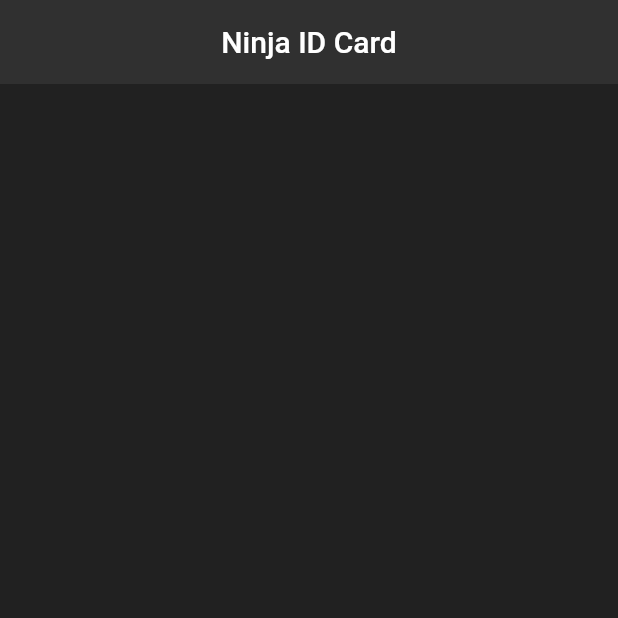
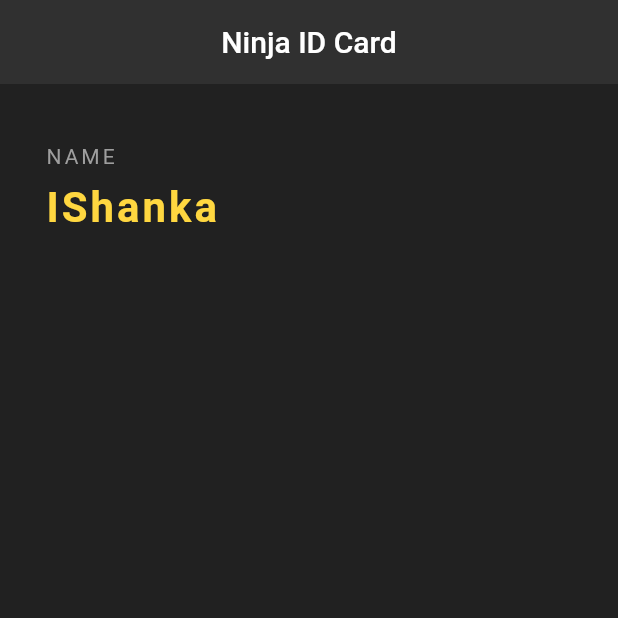
Before and after one commit to Lakshan555/Ninja, a Flutter app: the screen it shows after launch, on a phone screen of 412 x 824 dp, the top half of it. Run offline on Flutter 3.47's test engine with Material 2 defaults, Android fonts, the phone set to English and light mode, and no system bars.

Commit message:
add body(Add TEXT,SizedBox)

```diff
--- a/lib/main.dart
+++ b/lib/main.dart
@@ -1,3 +1,4 @@
+import 'package:flutter/cupertino.dart';
 import 'package:flutter/material.dart';
 
 void main() =>runApp(MaterialApp(
@@ -12,6 +13,7 @@ class NinjaCard extends StatelessWidget {
 
     return Scaffold(
       backgroundColor:Colors.grey[900],
+
       appBar: AppBar(
         title: Text('Ninja ID Card'),
         centerTitle: true,
@@ -19,6 +21,32 @@ class NinjaCard extends StatelessWidget {
         elevation: 0.0,
 
       ),
+
+      body: Padding(
+        padding: EdgeInsets.fromLTRB(30.0, 40.0 , 30.0, 0) ,
+        child: Column(
+          crossAxisAlignment: CrossAxisAlignment.start,
+          children: [
+            Text(
+              "NAME",
+              style:TextStyle(
+                color: Colors.grey,
+                letterSpacing: 2.0,
+              ) ,
+            ),
+            SizedBox(height: 10.0,),
+            Text(
+              "IShanka",
+                style:TextStyle(
+                color: Colors.amberAccent[200],
+                fontSize: 28.0,
+                letterSpacing: 2.0,
+                fontWeight: FontWeight.bold
+              ) ,
+            ),
+          ],
+        ),
+      ),
     );
   }
 }
```
